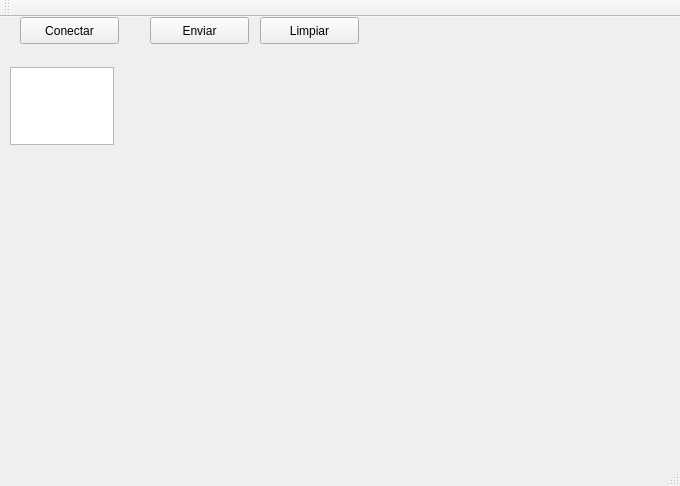
Old version of the form mainwindow.ui in the repository dpirlo/qt-mca.
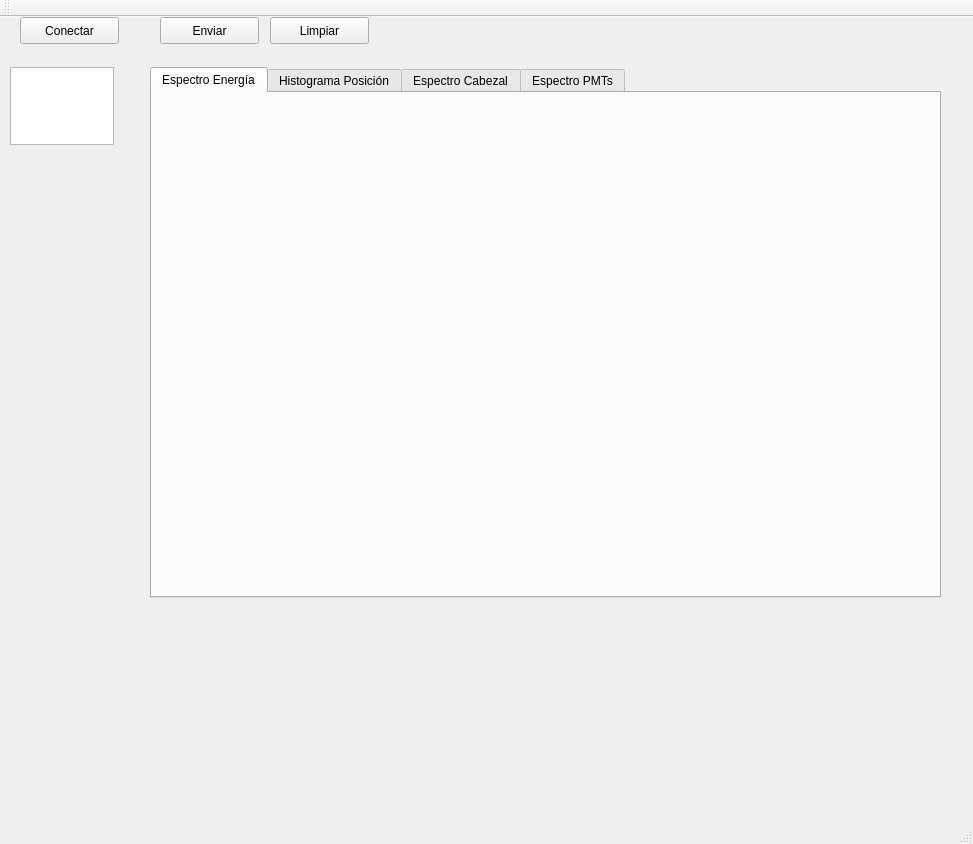
New version of the form. Custom widgets are drawn as their Qt base class.

Commit message: Agregado: [mainwindow] Dandole forma a la interfaz gráfica.

Diff of the .ui file:
```diff
--- a/mainwindow.ui
+++ b/mainwindow.ui
@@ -6,8 +6,8 @@
    <rect>
     <x>0</x>
     <y>0</y>
-    <width>680</width>
-    <height>486</height>
+    <width>973</width>
+    <height>844</height>
    </rect>
   </property>
   <property name="windowTitle">
@@ -30,7 +30,7 @@
    <widget class="QPushButton" name="pushButton_2">
     <property name="geometry">
      <rect>
-      <x>150</x>
+      <x>160</x>
       <y>0</y>
       <width>99</width>
       <height>27</height>
@@ -43,7 +43,7 @@
    <widget class="QPushButton" name="pushButton_3">
     <property name="geometry">
      <rect>
-      <x>260</x>
+      <x>270</x>
       <y>0</y>
       <width>99</width>
       <height>27</height>
@@ -63,18 +63,90 @@
      </rect>
     </property>
    </widget>
-   <widget class="QCustomPlot" name="customPlot" native="true">
+   <widget class="QTabWidget" name="tabWidget">
     <property name="geometry">
      <rect>
-      <x>140</x>
+      <x>150</x>
       <y>50</y>
-      <width>531</width>
-      <height>371</height>
+      <width>791</width>
+      <height>531</height>
      </rect>
     </property>
-    <property name="autoFillBackground">
-     <bool>false</bool>
+    <property name="currentIndex">
+     <number>0</number>
     </property>
+    <widget class="QWidget" name="tab">
+     <attribute name="title">
+      <string>Espectro Energía</string>
+     </attribute>
+     <widget class="QCustomPlot" name="espEnergia" native="true">
+      <property name="geometry">
+       <rect>
+        <x>20</x>
+        <y>10</y>
+        <width>741</width>
+        <height>461</height>
+       </rect>
+      </property>
+      <property name="autoFillBackground">
+       <bool>false</bool>
+      </property>
+     </widget>
+    </widget>
+    <widget class="QWidget" name="tab_2">
+     <attribute name="title">
+      <string>Histograma Posición</string>
+     </attribute>
+     <widget class="QCustomPlot" name="histPosicion" native="true">
+      <property name="geometry">
+       <rect>
+        <x>20</x>
+        <y>20</y>
+        <width>741</width>
+        <height>461</height>
+       </rect>
+      </property>
+      <property name="autoFillBackground">
+       <bool>false</bool>
+      </property>
+     </widget>
+    </widget>
+    <widget class="QWidget" name="tab_5">
+     <attribute name="title">
+      <string>Espectro Cabezal</string>
+     </attribute>
+     <widget class="QCustomPlot" name="espCabezal" native="true">
+      <property name="geometry">
+       <rect>
+        <x>20</x>
+        <y>20</y>
+        <width>741</width>
+        <height>461</height>
+       </rect>
+      </property>
+      <property name="autoFillBackground">
+       <bool>false</bool>
+      </property>
+     </widget>
+    </widget>
+    <widget class="QWidget" name="tab_6">
+     <attribute name="title">
+      <string>Espectro PMTs</string>
+     </attribute>
+     <widget class="QCustomPlot" name="espPMTs" native="true">
+      <property name="geometry">
+       <rect>
+        <x>20</x>
+        <y>20</y>
+        <width>741</width>
+        <height>461</height>
+       </rect>
+      </property>
+      <property name="autoFillBackground">
+       <bool>false</bool>
+      </property>
+     </widget>
+    </widget>
    </widget>
   </widget>
   <widget class="QMenuBar" name="menuBar">
```
Left out of the diff: 4 changed lines with no effect on the pictures. The commit also changes 1 other file.
